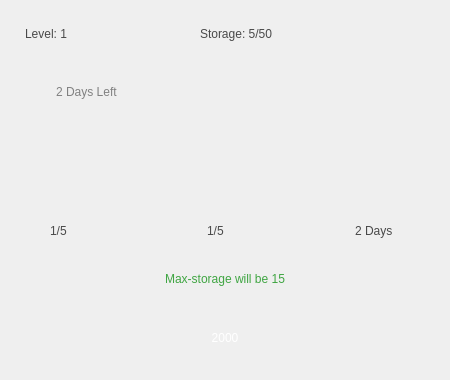
Old version of the form client/detailsdialog.ui in the repository ArashSameni/HayDay.
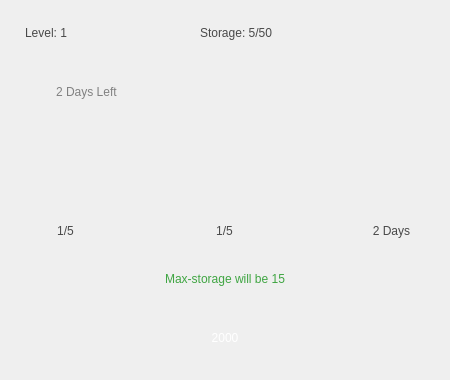
New version of the form. Icons and pictures are not drawn.

Patch:
```diff
--- a/client/detailsdialog.ui
+++ b/client/detailsdialog.ui
@@ -27,7 +27,7 @@
    <property name="geometry">
     <rect>
      <x>25</x>
-     <y>18</y>
+     <y>17</y>
      <width>111</width>
      <height>31</height>
     </rect>
@@ -42,47 +42,56 @@
   <widget class="QLabel" name="lblShovel">
    <property name="geometry">
     <rect>
-     <x>50</x>
+     <x>35</x>
      <y>210</y>
-     <width>41</width>
+     <width>61</width>
      <height>41</height>
     </rect>
    </property>
    <property name="text">
     <string>1/5</string>
    </property>
+   <property name="alignment">
+    <set>Qt::AlignCenter</set>
+   </property>
   </widget>
   <widget class="QLabel" name="lblTime">
    <property name="geometry">
     <rect>
-     <x>355</x>
+     <x>351</x>
      <y>210</y>
-     <width>71</width>
+     <width>81</width>
      <height>41</height>
     </rect>
    </property>
    <property name="text">
     <string>2 Days</string>
    </property>
+   <property name="alignment">
+    <set>Qt::AlignCenter</set>
+   </property>
   </widget>
   <widget class="QLabel" name="lblNail">
    <property name="geometry">
     <rect>
-     <x>207</x>
+     <x>194</x>
      <y>210</y>
-     <width>41</width>
+     <width>61</width>
      <height>41</height>
     </rect>
    </property>
    <property name="text">
     <string>1/5</string>
    </property>
+   <property name="alignment">
+    <set>Qt::AlignCenter</set>
+   </property>
   </widget>
   <widget class="QLabel" name="lblStorage">
    <property name="geometry">
     <rect>
      <x>200</x>
-     <y>18</y>
+     <y>17</y>
      <width>171</width>
      <height>31</height>
     </rect>
```
Left out of the diff: 8 changed lines with no effect on the pictures.
